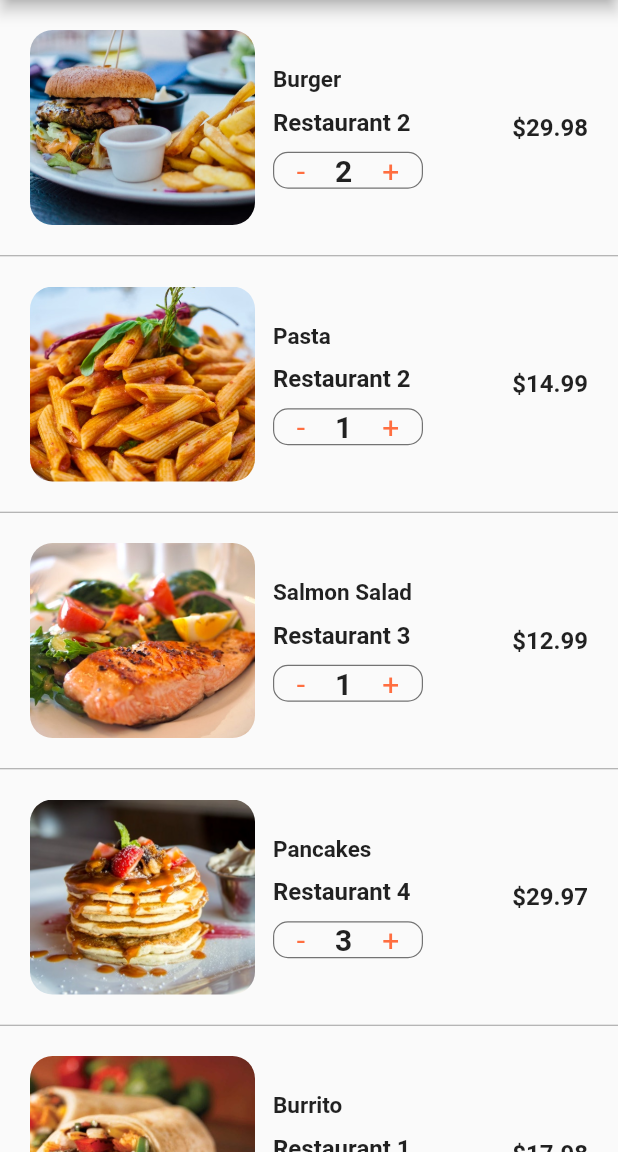
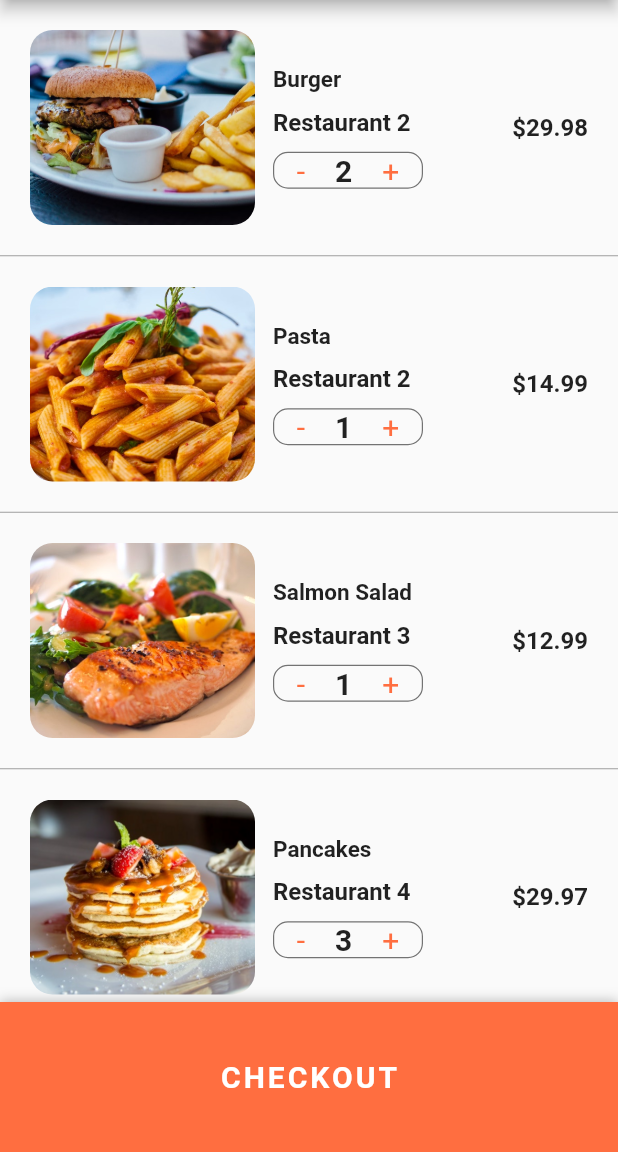
Before and after one commit to TomekSiudut/Food-Delivery-App-UI, a Flutter app: the CartScreen screen opened directly, on a phone screen of 412 x 824 dp, the part 84-1236 px from its top. Run offline on Flutter 3.47's test engine with Material 2 defaults, Android fonts, the phone set to English and light mode, and no system bars.

Commit message:
checkout button added

```diff
--- a/lib/screens/cart_screen.dart
+++ b/lib/screens/cart_screen.dart
@@ -72,6 +72,9 @@ class _CartScreenState extends State<CartScreen> {
 
   @override
   Widget build(BuildContext context) {
+    double totalPrice = 0;
+    currentUser.cart.forEach((Order order) => totalPrice += order.quantity * order.food.price);
+
     return Scaffold(
       appBar: AppBar(
           leading: IconButton(
@@ -80,15 +83,50 @@ class _CartScreenState extends State<CartScreen> {
           ),
           title: Text('Cart (${currentUser.cart.length})')),
       body: ListView.separated(
-          itemCount: currentUser.cart.length,
+        itemCount: currentUser.cart.length + 1,
         itemBuilder: (BuildContext context, int index) {
+          if (index < currentUser.cart.length) {
             Order order = currentUser.cart[index];
 
             return _buildCartItem(order);
+          }
+
+          return Padding(
+            padding: const EdgeInsets.all(20.0),
+            child: Column(children: <Widget>[
+              Row(
+                mainAxisAlignment: MainAxisAlignment.spaceBetween,
+                children: [
+                  Text("Estimated Delivery Time:", style: TextStyle(fontSize: 20.0, fontWeight: FontWeight.w600)),
+                  Text("25 min", style: TextStyle(fontSize: 20.0, fontWeight: FontWeight.bold)),
+                ],
+              ),
+              SizedBox(height: 10.0),
+              Row(mainAxisAlignment: MainAxisAlignment.spaceBetween, children: [
+                Text("Total Cost", style: TextStyle(fontSize: 20.0, fontWeight: FontWeight.w600)),
+                Text('\$${totalPrice.toStringAsFixed(2)}',
+                    style: TextStyle(fontSize: 20.0, fontWeight: FontWeight.bold, color: Colors.green[700]))
+              ]),
+              SizedBox(height: 120.0)
+            ]),
+          );
         },
         separatorBuilder: (BuildContext context, int index) {
           return Divider(height: 1.0, color: Colors.grey);
         },
-        ));
+      ),
+      bottomSheet: Container(
+          height: 100.0,
+          width: MediaQuery.of(context).size.width,
+          decoration: BoxDecoration(
+              color: Theme.of(context).primaryColor,
+              boxShadow: [BoxShadow(color: Colors.black26, offset: Offset(0, -1), blurRadius: 6.0)]),
+          child: Center(
+              child: FlatButton(
+            child: Text("CHECKOUT",
+                style: TextStyle(color: Colors.white, fontSize: 20.0, fontWeight: FontWeight.bold, letterSpacing: 2.0)),
+            onPressed: () {},
+          ))),
+    );
   }
 }
```
Lines whose indentation alone changed are shown as unchanged.
